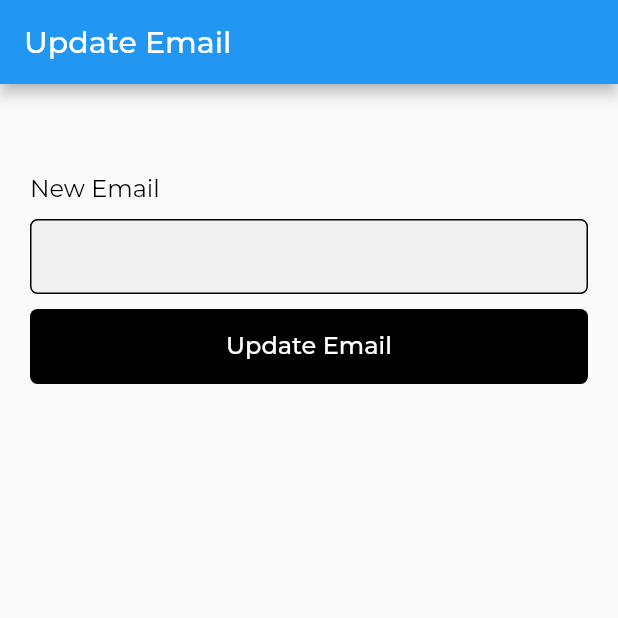
After one commit to SimonZhao7/HandInNeed, a Flutter app: the UpdateEmailView screen opened by its route, on a phone screen of 412 x 824 dp, the top half of it. The commit adds this screen. Run offline on Flutter 3.47's test engine with Material 2 defaults, Android fonts, the phone set to English and light mode, and no system bars; our stand-ins replace cloud_firestore, firebase_auth, firebase_core, firebase_dynamic_links, firebase_storage, flutter_dotenv and 9 more; accounts and stored records are empty.

Commit message:
Update User Email

```diff
--- a/lib/constants/route_names.dart
+++ b/lib/constants/route_names.dart
@@ -10,3 +10,4 @@ const changeOpportunityEmail = 'change-opportunity-email';
 const userSettings = 'user-settings';
 const updateProfilePhoto = 'update-profile-photo';
 const updatePhoneNumber = 'update-phone-number';
+const updateEmail = 'update-email';
--- a/lib/main.dart
+++ b/lib/main.dart
@@ -16,6 +16,7 @@ import 'package:hand_in_need/views/address_search_view.dart';
 import 'package:hand_in_need/views/user_settings_view.dart';
 import 'package:hand_in_need/views/account_setup_view.dart';
 import 'package:hand_in_need/views/verify_phone_view.dart';
+import 'package:hand_in_need/views/update_email_view.dart';
 import 'package:hand_in_need/views/register_view.dart';
 import 'package:hand_in_need/views/home_view.dart';
 // Services
@@ -85,6 +86,11 @@ final GoRouter _router = GoRouter(
       path: '/auth/update/phone-number',
       name: updatePhoneNumber,
       builder: (context, state) => const UpdatePhoneNumberView(),
+    ),
+    GoRoute(
+      path: '/auth/update/email',
+      name: updateEmail,
+      builder: (context, state) => const UpdateEmailView(),
     ),
     GoRoute(
       path: '/opportunities/add',
--- a/lib/services/auth/auth_exceptions.dart
+++ b/lib/services/auth/auth_exceptions.dart
@@ -33,3 +33,5 @@ class NoProfilePictureProvidedAuthException implements AuthException {}
 class InvalidEmailAuthException implements AuthException {}
 
 class EmailAlreadyInUseAuthException implements AuthException {}
+
+class RequiresRecentLoginAuthException implements AuthException {}
--- a/lib/services/auth/auth_service.dart
+++ b/lib/services/auth/auth_service.dart
@@ -188,6 +188,29 @@ class AuthService {
     }
   }
 
+  Future<void> updateEmail({
+    required String email,
+  }) async {
+    if (email.trim().isEmpty) throw NoEmailProvidedAuthException();
+    try {
+      await userDetails.updateEmail(email);
+      await userDetails.sendEmailVerification();
+      await db.doc(userDetails.uid).update({
+        emailField: email,
+      });
+    } on FirebaseAuthException catch (e) {
+      if (e.code == 'invalid-email') {
+        throw InvalidEmailAuthException();
+      } else if (e.code == 'email-already-in-use') {
+        throw EmailAlreadyInUseAuthException();
+      } else if (e.code == 'requires-recent-login') {
+        throw RequiresRecentLoginAuthException();
+      }
+    } catch (e) {
+      throw GenericAuthException();
+    }
+  }
+
   Future<void> manageJoinStatus({
     required String opportunityId,
     required String userId,
--- /dev/null
+++ b/lib/views/update_email_view.dart
@@ -0,0 +1,90 @@
+import 'package:flutter/material.dart';
+// Services
+import 'package:hand_in_need/services/auth/auth_exceptions.dart';
+import 'package:hand_in_need/services/opportunities/opportunity_service.dart';
+import '../services/auth/auth_service.dart';
+// Widgets
+import 'package:hand_in_need/widgets/error_snackbar.dart';
+import 'package:hand_in_need/widgets/button.dart';
+import 'package:hand_in_need/widgets/input.dart';
+
+class UpdateEmailView extends StatefulWidget {
+  const UpdateEmailView({super.key});
+
+  @override
+  State<UpdateEmailView> createState() => _UpdateEmailViewState();
+}
+
+class _UpdateEmailViewState extends State<UpdateEmailView> {
+  final _authService = AuthService();
+  final _opportunityService = OpportunityService();
+  late TextEditingController _email;
+
+  @override
+  void initState() {
+    _email = TextEditingController();
+    super.initState();
+  }
+
+  @override
+  void dispose() {
+    _email.dispose();
+    super.dispose();
+  }
+
+  @override
+  Widget build(BuildContext context) {
+    return Scaffold(
+      appBar: AppBar(
+        title: const Text('Update Email'),
+      ),
+      body: Padding(
+        padding: const EdgeInsets.symmetric(
+          vertical: 60,
+          horizontal: 20,
+        ),
+        child: Column(
+          crossAxisAlignment: CrossAxisAlignment.start,
+          children: [
+            Text(
+              'New Email',
+              style: Theme.of(context).textTheme.labelMedium,
+            ),
+            const SizedBox(height: 10),
+            Input(controller: _email),
+            const SizedBox(height: 10),
+            Button(
+              onPressed: () async {
+                final navigator = Navigator.of(context);
+                try {
+                  final oldEmail = _authService.userDetails.email!;
+                  await _authService.updateEmail(email: _email.text);
+                  await _opportunityService.handleEmailChanges(
+                    oldEmail: oldEmail,
+                  );
+                  navigator.pop();
+                } catch (e) {
+                  if (e is NoEmailProvidedAuthException) {
+                    showErrorSnackbar(context, 'No email provided');
+                  } else if (e is InvalidEmailAuthException) {
+                    showErrorSnackbar(context, 'Invalid email address');
+                  } else if (e is EmailAlreadyInUseAuthException) {
+                    showErrorSnackbar(context, 'Email already in use');
+                  } else if (e is RequiresRecentLoginAuthException) {
+                    showErrorSnackbar(
+                      context,
+                      'Please log in again before updating email',
+                    );
+                  } else {
+                    showErrorSnackbar(context, 'Something went wrong');
+                  }
+                }
+              },
+              label: 'Update Email',
+            ),
+          ],
+        ),
+      ),
+    );
+  }
+}
--- a/lib/views/user_settings_view.dart
+++ b/lib/views/user_settings_view.dart
@@ -95,7 +95,7 @@ class UserSettingsView extends StatelessWidget {
           ListTile(
             title: const Text('Update Email'),
             trailing: const Icon(Icons.chevron_right),
-            onTap: () {},
+            onTap: () => context.pushNamed(updateEmail),
           ),
           ListTile(
             title: const Text('Update Username'),
```
Also changed, not shown: lib/services/opportunities/opportunity_service.dart (+14 -0 lines).
